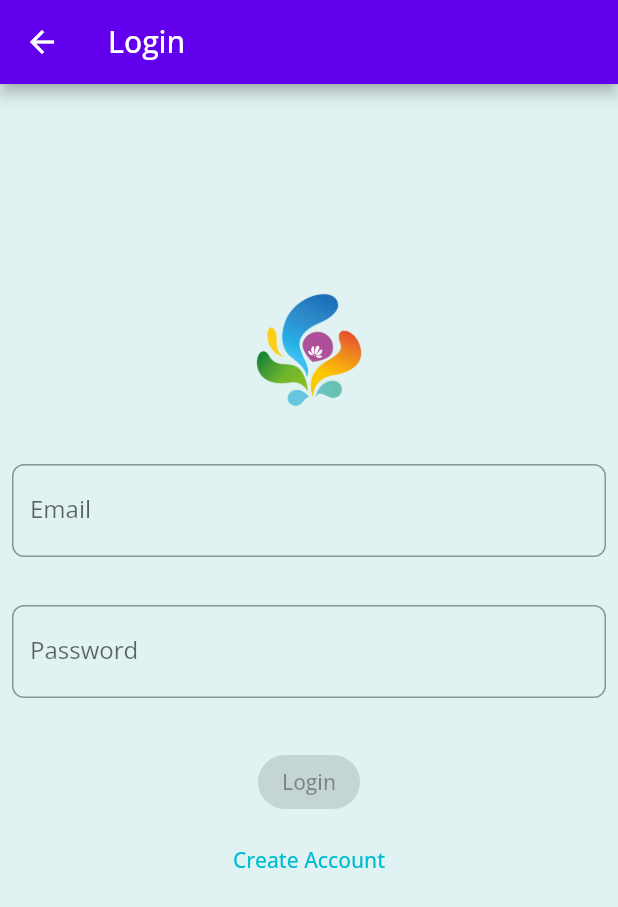
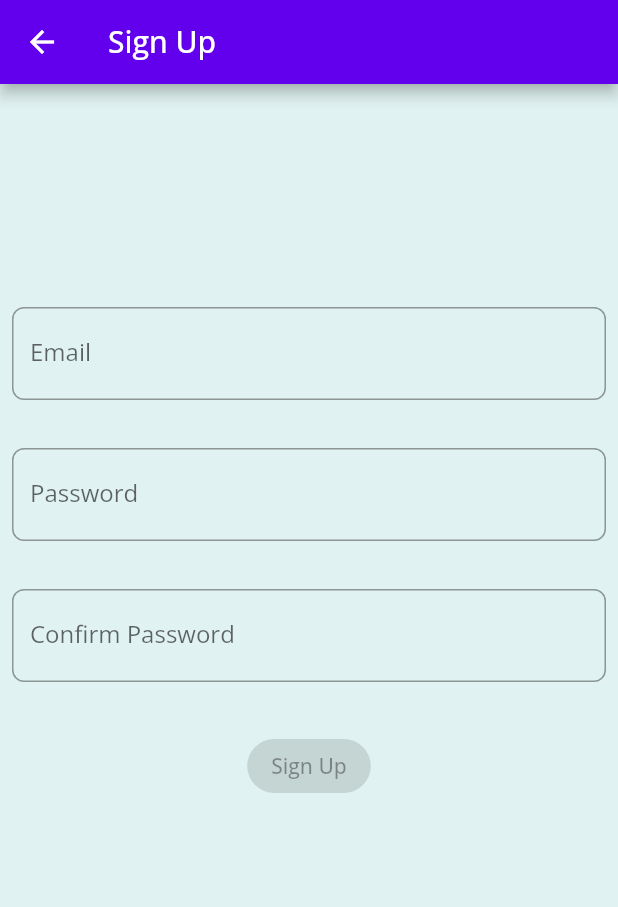
Before and after one commit to sawrose15/Gallery-Flutter, a Flutter app: the LoginPage screen opened directly, after a tap on "Create Account", on a phone screen of 412 x 824 dp. Shown: the top 907 px of the screen. Run offline on Flutter 3.47's test engine with Material 2 defaults, Android fonts, the phone set to English and light mode, and no system bars; our stand-ins replace bloc, equatable, firebase_auth, firebase_core, flutter_bloc, formz and 2 more; missing offline and left inert: dart:ffi, flow_builder; accounts and stored records are empty.

Commit message:
Register Implementation

```diff
--- a/lib/login/view/login_form.dart
+++ b/lib/login/view/login_form.dart
@@ -2,6 +2,7 @@ import 'package:flutter/material.dart';
 import 'package:flutter_bloc/flutter_bloc.dart';
 import 'package:formz/formz.dart';
 import 'package:photo_gallery/login/login.dart';
+import 'package:photo_gallery/signup/sign_up.dart';
 
 class LoginForm extends StatelessWidget {
   const LoginForm({Key? key}) : super(key: key);
@@ -123,8 +124,7 @@ class _SignUpInput extends StatelessWidget {
     return TextButton(
         key: const Key('loginForm_SignUpButton'),
         onPressed: () =>
-        // Navigator.of(context).push<void>(ABC),
-        const Text("Sign Up Clicked"),
+          Navigator.of(context).push<void>(SignUpPage.route()),
         child: Text(
           'Create Account',
           style: TextStyle(color: theme.primaryColor),
--- /dev/null
+++ b/lib/signup/cubit/sign_up_cubit.dart
@@ -0,0 +1,79 @@
+import 'package:authentication_repository/authentication_repository.dart';
+import 'package:bloc/bloc.dart';
+import 'package:equatable/equatable.dart';
+import 'package:form_inputs/form_inputs.dart';
+import 'package:formz/formz.dart';
+
+part 'sign_up_state.dart';
+
+class SignUpCubit extends Cubit<SignUpState> {
+  SignUpCubit(this._authenticationRepository) : super(const SignUpState());
+
+  final AuthenticationRepository _authenticationRepository;
+
+  void emailChanged(String value){
+    final email = Email.dirty(value);
+    emit(state.copyWith(
+      email: email,
+      status: Formz.validate([
+        email,
+        state.password,
+        state.confirmedPassword,
+      ]),
+    ),
+    );
+  }
+
+  void passwordChanged(String value){
+    final password = Password.dirty(value);
+    final confirmedPassword = ConfirmedPassword.dirty(
+        password: password.value,
+      value: state.confirmedPassword.value,
+    );
+    emit(state.copyWith(
+      password: password,
+      confirmedPassword: confirmedPassword,
+      status: Formz.validate([
+        state.email,
+        password,
+        confirmedPassword
+      ])
+    ));
+  }
+
+  void confirmedpasswordChanged(String value){
+    final confirmedPassword = ConfirmedPassword.dirty(
+      password: state.password.value,
+      value: value,
+    );
+    emit(state.copyWith(
+        confirmedPassword: confirmedPassword,
+        status: Formz.validate([
+          state.email,
+          state.password,
+          confirmedPassword
+        ])
+    ));
+  }
+
+  Future<void> signUpFormSubmitted() async {
+    if(!state.status.isValidated) return;
+    emit(state.copyWith(status: FormzStatus.submissionInProgress));
+    try {
+      await _authenticationRepository.signUp(
+          email: state.email.value,
+          password: state.password.value,
+      );
+      emit(state.copyWith(status: FormzStatus.submissionSuccess));
+    } on SignUpWithEmailAndPasswordFailure catch (e){
+      emit(state.copyWith(
+        errorMessage: e.message ,
+        status: FormzStatus.submissionFailure,
+      ),
+      );
+    } catch(_){
+      emit(state.copyWith(status: FormzStatus.submissionFailure));
+    }
+  }
+
+}
--- /dev/null
+++ b/lib/signup/cubit/sign_up_state.dart
@@ -0,0 +1,38 @@
+part of 'sign_up_cubit.dart';
+
+enum ConfirmPasswordValidationError { invalid }
+
+class SignUpState extends Equatable {
+  const SignUpState({
+    this.email = const Email.pure(),
+    this.password = const Password.pure(),
+    this.confirmedPassword = const ConfirmedPassword.pure(),
+    this.status = FormzStatus.pure,
+    this.errorMessage
+  });
+
+  final Email email;
+  final Password password;
+  final ConfirmedPassword confirmedPassword;
+  final FormzStatus status;
+  final String? errorMessage;
+
+  @override
+  List<Object?> get props => [email, password, confirmedPassword, status];
+
+  SignUpState copyWith({
+    Email? email,
+    Password? password,
+    ConfirmedPassword? confirmedPassword,
+    FormzStatus? status,
+    String? errorMessage
+  }) {
+    return SignUpState(
+      email: email ?? this.email,
+      password: password ?? this.password,
+      confirmedPassword: confirmedPassword ?? this.confirmedPassword,
+      status: status ?? this.status,
+      errorMessage: errorMessage ?? this.errorMessage,
+    );
+  }
+}
--- /dev/null
+++ b/lib/signup/sign_up.dart
@@ -0,0 +1,2 @@
+export 'cubit/sign_up_cubit.dart';
+export 'view/view.dart';
--- /dev/null
+++ b/lib/signup/view/sign_up_form.dart
@@ -0,0 +1,139 @@
+import 'package:flutter/material.dart';
+import 'package:flutter_bloc/flutter_bloc.dart';
+import 'package:formz/formz.dart';
+import 'package:photo_gallery/signup/sign_up.dart';
+
+class SignupForm extends StatelessWidget {
+  const SignupForm({Key? key}) : super(key: key);
+
+  @override
+  Widget build(BuildContext context) {
+    return BlocListener<SignUpCubit, SignUpState>(
+        listener: (context, state) => {
+        if(state.status.isSubmissionSuccess){
+        Navigator.of(context).pop()
+    }else if(state.status.isSubmissionFailure){
+        ScaffoldMessenger.of(context)
+        ..hideCurrentSnackBar()
+        ..showSnackBar(
+        SnackBar(content: Text(state.errorMessage ?? 'Sign up Failure')),
+        )
+      }
+    },
+    child: Align(
+      alignment: const Alignment(0, -1/3),
+      child: Column(
+        mainAxisSize: MainAxisSize.min,
+        children: [
+          _EmailInput(),
+          const SizedBox(height: 8,),
+          _PasswordInput(),
+          const SizedBox(height: 8,),
+          _ConfirmedPasswordInput(),
+          const SizedBox(height: 8,),
+          _SignUpButton(),
+          ],
+        ),
+      ),
+      );
+    }
+}
+
+class _EmailInput extends StatelessWidget {
+  const _EmailInput({Key? key}) : super(key: key);
+
+  @override
+  Widget build(BuildContext context) {
+    return BlocBuilder<SignUpCubit, SignUpState>(
+      buildWhen: (previous, current) => previous.email != current.email,
+      builder: (context, state){
+        return TextField(
+          key: const Key('signUp_emailInput'),
+          onChanged: (email) => context.read<SignUpCubit>().emailChanged(email),
+          keyboardType: TextInputType.emailAddress,
+          decoration: InputDecoration(
+            labelText: 'Email',
+            helperText: '',
+            errorText: state.email.invalid ? 'Invalid Email' : null,
+          ),
+        );
+      },
+    );
+  }
+}
+
+class _PasswordInput extends StatelessWidget {
+  const _PasswordInput({Key? key}) : super(key: key);
+
+  @override
+  Widget build(BuildContext context) {
+    return BlocBuilder<SignUpCubit, SignUpState>(
+      buildWhen: (previous, current) => previous.password != current.password,
+      builder: (context, state){
+        return TextField(
+          key: const Key('signUp_passwordInput'),
+          onChanged: (password) => context.read<SignUpCubit>().passwordChanged(password),
+          obscureText: true,
+          decoration: InputDecoration(
+            labelText: 'Password',
+            helperText: '',
+            errorText: state.password.invalid ? 'Invalid Password': null,
+          ),
+        );
+      },
+    );
+  }
+}
+
+class _ConfirmedPasswordInput extends StatelessWidget {
+  const _ConfirmedPasswordInput({Key? key}) : super(key: key);
+
+  @override
+  Widget build(BuildContext context) {
+    return BlocBuilder<SignUpCubit, SignUpState>(
+      buildWhen: (previous, current) =>
+          previous.password != current.password ||
+          previous.confirmedPassword != current.confirmedPassword,
+      builder: (context, state){
+        return TextField(
+          key: const Key('signUp_confirmedPasswordInput'),
+          onChanged: (password) => context.read<SignUpCubit>().confirmedpasswordChanged(password),
+          obscureText: true,
+          decoration: InputDecoration(
+            labelText: 'Confirm Password',
+            helperText: '',
+            errorText: state.confirmedPassword.invalid ? 'password does not match': null,
+          ),
+        );
+      },
+    );
+  }
+}
+
+class _SignUpButton extends StatelessWidget {
+  const _SignUpButton({Key? key}) : super(key: key);
+
+  @override
+  Widget build(BuildContext context) {
+    return BlocBuilder<SignUpCubit, SignUpState>(
+        buildWhen: (previous, current) => previous.status != current.status,
+        builder: (context, state){
+          return state.status.isSubmissionInProgress ?
+              const CircularProgressIndicator()
+              : ElevatedButton(
+            key: const Key('signUpForm_signUpButton'),
+              style: ElevatedButton.styleFrom(
+                shape: RoundedRectangleBorder(
+                  borderRadius: BorderRadius.circular(30),
+                ),
+                primary: Colors.greenAccent,
+              ),
+              onPressed: state.status.isValidated
+                ?() => context.read<SignUpCubit>().signUpFormSubmitted()
+              :null,
+              child: const Text('Sign Up'),
+          );
+        },
+    );
+  }
+}
--- /dev/null
+++ b/lib/signup/view/sign_up_page.dart
@@ -0,0 +1,26 @@
+import 'package:authentication_repository/authentication_repository.dart';
+import 'package:flutter/material.dart';
+import 'package:flutter_bloc/flutter_bloc.dart';
+import 'package:photo_gallery/signup/sign_up.dart';
+
+class SignUpPage extends StatelessWidget {
+  const SignUpPage({Key? key}) : super(key: key);
+
+  static Route route(){
+    return MaterialPageRoute<void>(builder: (_) => const SignUpPage());
+  }
+
+  @override
+  Widget build(BuildContext context) {
+    return Scaffold(
+      appBar: AppBar(title: const Text('Sign Up')),
+      body: Padding(
+        padding: const EdgeInsets.all(8),
+        child: BlocProvider<SignUpCubit>(
+          create: (_) => SignUpCubit(context.read<AuthenticationRepository>()),
+          child: const SignupForm(),
+        ),
+      ),
+    );
+  }
+}
--- /dev/null
+++ b/lib/signup/view/view.dart
@@ -0,0 +1,2 @@
+export 'sign_up_form.dart';
+export 'sign_up_page.dart';
--- a/packages/authentication_repository/lib/src/authentication_repository.dart
+++ b/packages/authentication_repository/lib/src/authentication_repository.dart
@@ -172,6 +172,6 @@ class AuthenticationRepository {
 
 extension on firebase_auth.User {
   User get toUser {
-    return User(id: uid, email: email, name: displayName);
+    return User(id: uid, email: email, userName: displayName);
   }
 }
--- a/packages/authentication_repository/lib/src/models/user.dart
+++ b/packages/authentication_repository/lib/src/models/user.dart
@@ -2,11 +2,11 @@ import 'package:equatable/equatable.dart';
 import 'package:flutter/material.dart';
 
 class User extends Equatable {
-  const User({@required this.id, this.email, this.name});
+  const User({@required this.id, this.email, this.userName});
 
   final String? id;
   final String? email;
-  final String? name;
+  final String? userName;
 
   /// Empty user which represents an unauthenticated user.
   static const empty = User(id: '');
@@ -18,5 +18,5 @@ class User extends Equatable {
   bool get isNotEmpty => this != User.empty;
 
   @override
-  List<Object?> get props => [id, email, name];
+  List<Object?> get props => [id, email, userName];
 }
```
